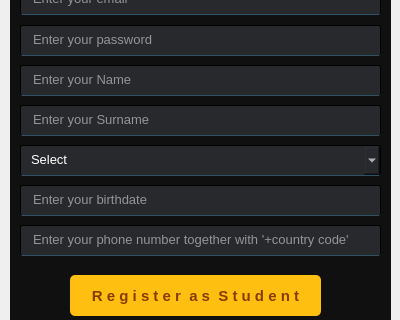
First picture: the form in SmartSchool/register_form.ui, repository ismailuzum/Smart-School-School-Learning-Enhancement-System, before the edit; both pictures show x 0 to 400 and y 235 to 555 of the 400 by 650 pixel window.
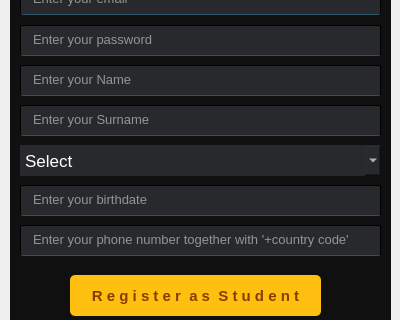
Second picture: the form after the edit.

Diff of the .ui file:
```diff
--- a/SmartSchool/register_form.ui
+++ b/SmartSchool/register_form.ui
@@ -477,25 +477,10 @@
       <height>31</height>
      </rect>
     </property>
-    <property name="font">
-     <font>
-      <family>MS Shell Dlg 2</family>
-      <pointsize>10</pointsize>
-      <weight>50</weight>
-      <italic>false</italic>
-      <bold>false</bold>
-      <kerning>true</kerning>
-     </font>
-    </property>
     <property name="styleSheet">
      <string notr="true">font: 10pt &quot;MS Shell Dlg 2&quot;;
 color: rgb(255, 255, 255);
 background-color: rgb(40, 41, 44);
-border-radius:2px;
-padding-left:10px;
-border:1px solid rgba(0,0,0);
-border-bottom-color:rgb(46,82,102,255);
-padding-bottom:3px
 </string>
     </property>
     <property name="currentIndex">
```
Left out of the diff: 4 changed lines with no effect on the pictures.
